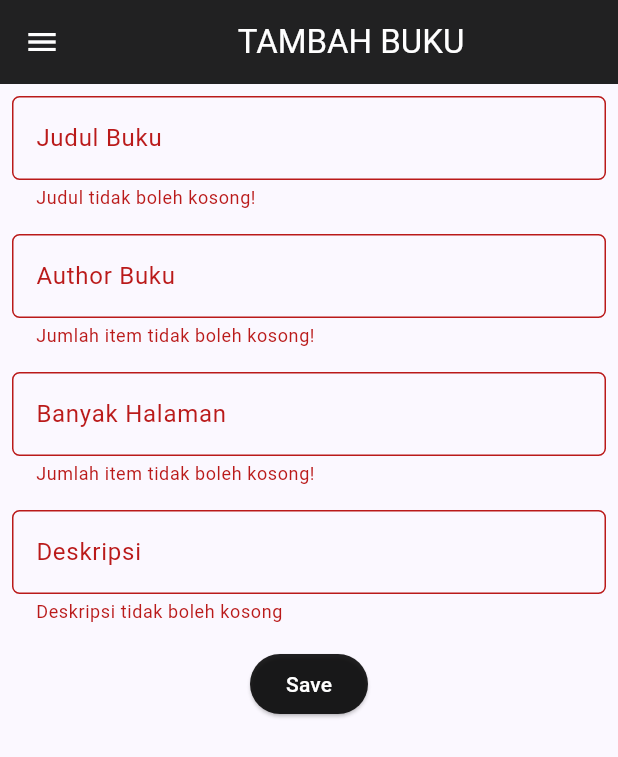
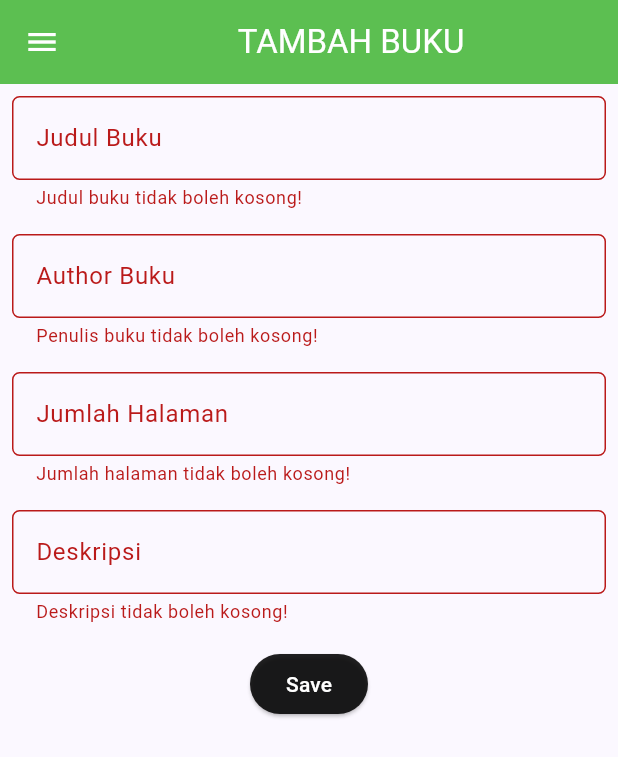
Before and after one commit to SiBook-D08/SiBook-mobile, a Flutter app: the AddItemForm screen opened directly, after a tap on "Save", on a phone screen of 412 x 824 dp. Shown: the top 757 px of the screen. Run offline on Flutter 3.47's test engine with Material 3 defaults, Android fonts, the phone set to English and light mode, and no system bars; missing offline and left inert: pbp_django_auth.

Commit message:
Rename Item.dart to product.dart and stuff

```diff
--- a/lib/screens/add_item_form.dart
+++ b/lib/screens/add_item_form.dart
@@ -4,7 +4,7 @@ import 'package:flutter/material.dart';
 import 'package:sibook_mobile/screens/item_list_page.dart';
 import 'package:sibook_mobile/screens/menu.dart';
 import 'package:sibook_mobile/widgets/left_drawer.dart';
-import 'package:sibook_mobile/models/Item.dart';
+import 'package:sibook_mobile/models/product.dart';
 import 'package:pbp_django_auth/pbp_django_auth.dart';
 import 'package:provider/provider.dart';
 
@@ -17,10 +17,19 @@ class AddItemForm extends StatefulWidget {
 
 class _AddItemState extends State<AddItemForm> {
   final _formKey = GlobalKey<FormState>();
-  String _title = "";
-  String _author = "";
-  String _description = "";
-  int _pageCount = 0;
+  final TextEditingController _titleCtrl = TextEditingController();
+  final TextEditingController _authorCtrl = TextEditingController();
+  final TextEditingController _descCtrl = TextEditingController();
+  final TextEditingController _pageCountCtrl = TextEditingController();
+
+  @override
+  void dispose() {
+    _titleCtrl.dispose();
+    _authorCtrl.dispose();
+    _descCtrl.dispose();
+    _pageCountCtrl.dispose();
+    super.dispose();
+  }
 
   @override
   Widget build(BuildContext context) {
@@ -32,11 +41,12 @@ class _AddItemState extends State<AddItemForm> {
             "TAMBAH BUKU",
           ),
         ),
-        backgroundColor: Colors.black87,
+        backgroundColor: const Color.fromARGB(221, 67, 182, 54),
         foregroundColor: Colors.white,
       ),
+
       // tempat drawer
-      drawer: const LeftDrawer(),
+      drawer: const LeftDrawer(title: 'donate'),
 
       //nampilin body page
       body: Form(
@@ -48,20 +58,15 @@ class _AddItemState extends State<AddItemForm> {
               Padding(
                 padding: const EdgeInsets.all(8),
                 child: TextFormField(
+                  controller: _titleCtrl,
                   decoration: InputDecoration(
                       hintText: "Judul Buku",
                       labelText: "Judul Buku",
                       border: OutlineInputBorder(
                           borderRadius: BorderRadius.circular(5))),
-                  // isi dari formnya
-                  onChanged: (String? value) {
-                    setState(() {
-                      _title = value!;
-                    });
-                  },
                   validator: (String? value) {
                     if (value == null || value.isEmpty) {
-                      return "Judul tidak boleh kosong!";
+                      return "Judul buku tidak boleh kosong!";
                     }
                     return null;
                   },
@@ -70,6 +75,7 @@ class _AddItemState extends State<AddItemForm> {
               Padding(
                 padding: const EdgeInsets.all(8.0),
                 child: TextFormField(
+                  controller: _authorCtrl,
                   decoration: InputDecoration(
                     hintText: "Author Buku",
                     labelText: "Author Buku",
@@ -77,16 +83,9 @@ class _AddItemState extends State<AddItemForm> {
                       borderRadius: BorderRadius.circular(5.0),
                     ),
                   ),
-
-                  // ketika disi formnya, variabelnya akan selalu diisi
-                  onChanged: (String? value) {
-                    setState(() {
-                      _author = value!;
-                    });
-                  },
                   validator: (String? value) {
                     if (value == null || value.isEmpty) {
-                      return "Jumlah item tidak boleh kosong!";
+                      return "Penulis buku tidak boleh kosong!";
                     }
                     return null;
                   },
@@ -95,26 +94,20 @@ class _AddItemState extends State<AddItemForm> {
               Padding(
                 padding: const EdgeInsets.all(8.0),
                 child: TextFormField(
+                  controller: _pageCountCtrl,
                   decoration: InputDecoration(
-                    hintText: "Banyak Halaman",
-                    labelText: "Banyak Halaman",
+                    hintText: "Jumlah Halaman",
+                    labelText: "Jumlah Halaman",
                     border: OutlineInputBorder(
                       borderRadius: BorderRadius.circular(5.0),
                     ),
                   ),
-
-                  // ketika disi formnya, variabelnya akan selalu diisi
-                  onChanged: (String? value) {
-                    setState(() {
-                      _pageCount = int.parse(value!);
-                    });
-                  },
                   validator: (String? value) {
                     if (value == null || value.isEmpty) {
-                      return "Jumlah item tidak boleh kosong!";
+                      return "Jumlah halaman tidak boleh kosong!";
                     }
                     if (int.tryParse(value) == null) {
-                      return "Jumlah item harus berupa integer!";
+                      return "Jumlah halaman harus berupa integer!";
                     }
                     return null;
                   },
@@ -123,6 +116,7 @@ class _AddItemState extends State<AddItemForm> {
               Padding(
                 padding: const EdgeInsets.all(8.0),
                 child: TextFormField(
+                  controller: _descCtrl,
                   decoration: InputDecoration(
                     hintText: "Deskripsi",
                     labelText: "Deskripsi",
@@ -130,14 +124,9 @@ class _AddItemState extends State<AddItemForm> {
                       borderRadius: BorderRadius.circular(5.0),
                     ),
                   ),
-                  onChanged: (String? value) {
-                    setState(() {
-                      _description = value!;
-                    });
-                  },
                   validator: (String? value) {
                     if (value == null || value.isEmpty) {
-                      return "Deskripsi tidak boleh kosong";
+                      return "Deskripsi tidak boleh kosong!";
                     }
                     return null;
                   },
@@ -159,27 +148,25 @@ class _AddItemState extends State<AddItemForm> {
                     onPressed: () async {
                       if (_formKey.currentState!.validate()) {
                         // Kirim ke Django dan tunggu respons
-                        // TODO: Ganti URL dan jangan lupa tambahkan trailing slash (/) di akhir URL!
                         final response = await request.postJson(
                             "http://127.0.0.1:8000/donate/create-flutter/",
                             jsonEncode(<String, String>{
-                              'title': _title,
-                              'author': _author,
-                              'description': _description,
-                              'numPages': _pageCount.toString(),
-                              // TODO: Sesuaikan field data sesuai dengan aplikasimu
+                              'title': _titleCtrl.text,
+                              'author': _authorCtrl.text,
+                              'description': _descCtrl.text,
+                              'num_pages': _pageCountCtrl.text,
+                              'avaliable': 'true',
                             }));
-                            /*
-                            String title;
-    String author;
-    String description;
-    int numPages;
-                            */
+
+                        if (!context.mounted) {
+                          return;
+                        }
+
                         if (response['status'] == 'success') {
                           ScaffoldMessenger.of(context)
                               .showSnackBar(const SnackBar(
-                            content: Text("Item baru berhasil disimpan!"),
-                          ));
+                                content: Text("Item baru berhasil disimpan!"),
+                              ));
                           Navigator.pushReplacement(
                             context,
                             MaterialPageRoute(
@@ -188,9 +175,8 @@ class _AddItemState extends State<AddItemForm> {
                         } else {
                           ScaffoldMessenger.of(context)
                               .showSnackBar(const SnackBar(
-                            content:
-                                Text("Terdapat kesalahan, silakan coba lagi."),
-                          ));
+                                content: Text("Terdapat kesalahan, silakan coba lagi."),
+                              ));
                         }
                       }
                     },
--- a/lib/screens/menu.dart
+++ b/lib/screens/menu.dart
@@ -1,5 +1,5 @@
 import 'package:flutter/material.dart';
-import 'package:sibook_mobile/models/Item.dart';
+import 'package:sibook_mobile/models/product.dart';
 import 'package:sibook_mobile/screens/item_list_page.dart';
 import 'package:sibook_mobile/widgets/item_card.dart';
 import 'package:sibook_mobile/widgets/left_drawer.dart';
@@ -23,10 +23,10 @@ class MyHomePage extends StatelessWidget {
             style: TextStyle(color: Colors.white),
           ),
         ),
-			backgroundColor: Color.fromARGB(221, 67, 182, 54),
+        backgroundColor: const Color.fromARGB(221, 67, 182, 54),
         foregroundColor: const Color.fromARGB(255, 125, 113, 113),
       ),
-		drawer: const LeftDrawer(),
+      drawer: const LeftDrawer(title: 'home'),
       body: SingleChildScrollView(
         // Widget wrapper yang dapat discroll
         child: Padding(
--- a/lib/screens/oneitem.dart
+++ b/lib/screens/oneitem.dart
@@ -1,6 +1,5 @@
 import 'package:flutter/material.dart';
-import 'package:sibook_mobile/models/Item.dart'; // Assuming Item.dart contains Product class
-import 'package:sibook_mobile/models/Item.dart';
+import 'package:sibook_mobile/models/product.dart';
 import 'package:sibook_mobile/screens/item_list_page.dart';
 import 'package:sibook_mobile/screens/oneitem.dart';
 import 'package:flutter/material.dart';
--- a/lib/widgets/item_card.dart
+++ b/lib/widgets/item_card.dart
@@ -39,9 +39,11 @@ class ShopCard extends StatelessWidget {
 					MaterialPageRoute(builder: (context) => const ItemPage()));
 			}else if (item.name == "Logout") {
 				final response = await request.logout(
-					// TODO: Ganti URL dan jangan lupa tambahkan trailing slash (/) di akhir URL!
 					"http://127.0.0.1:8000/auth/logout/");
 				String message = response["message"];
+        if (!context.mounted) {
+          return;
+        }
 				if (response['status']) {
           String uname = response["username"];
           ScaffoldMessenger.of(context).showSnackBar(SnackBar(
@@ -53,7 +55,7 @@ class ShopCard extends StatelessWidget {
           );
 				} else {
           ScaffoldMessenger.of(context).showSnackBar(SnackBar(
-					content: Text("$message"),
+            content: Text(message),
           ));
 				}
 			}
```
Also changed, not shown: lib/screens/item_list_page.dart (+3 -4 lines), lib/screens/register.dart (+5 -9 lines), lib/widgets/left_drawer.dart (+15 -6 lines), lib/models/product.dart (line endings or trailing spaces). Lines whose indentation alone changed are shown as unchanged.
